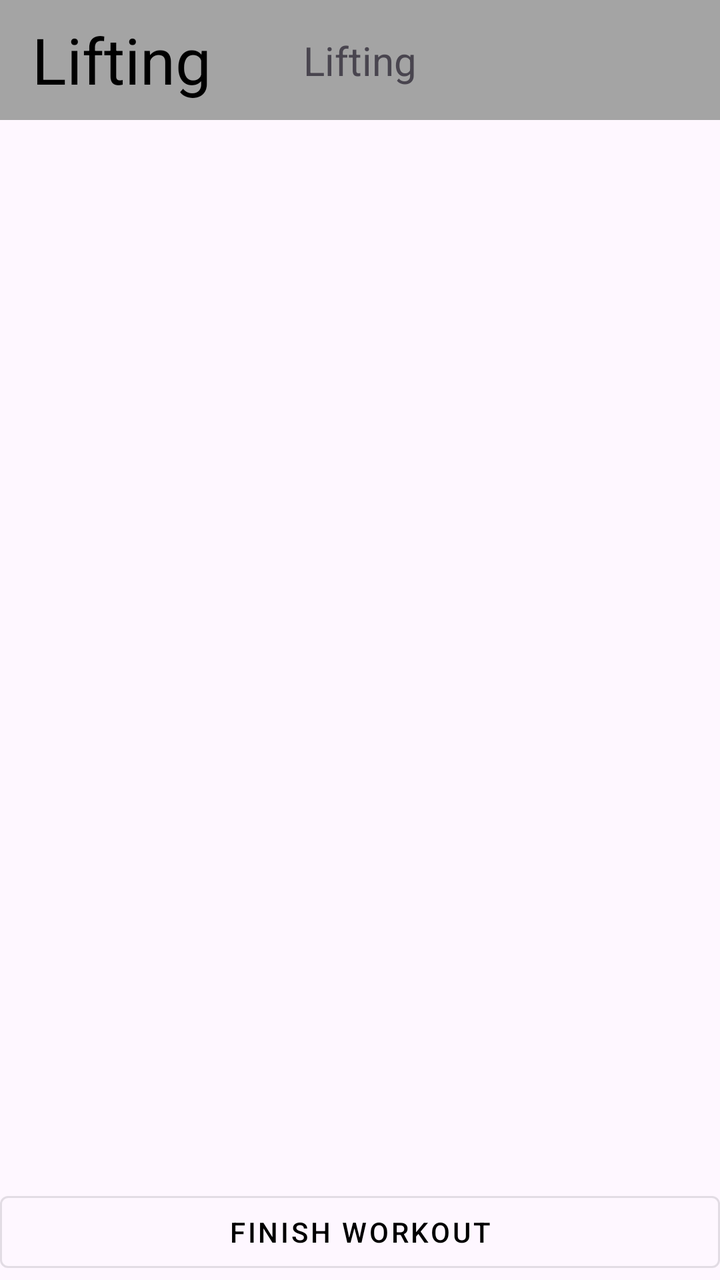
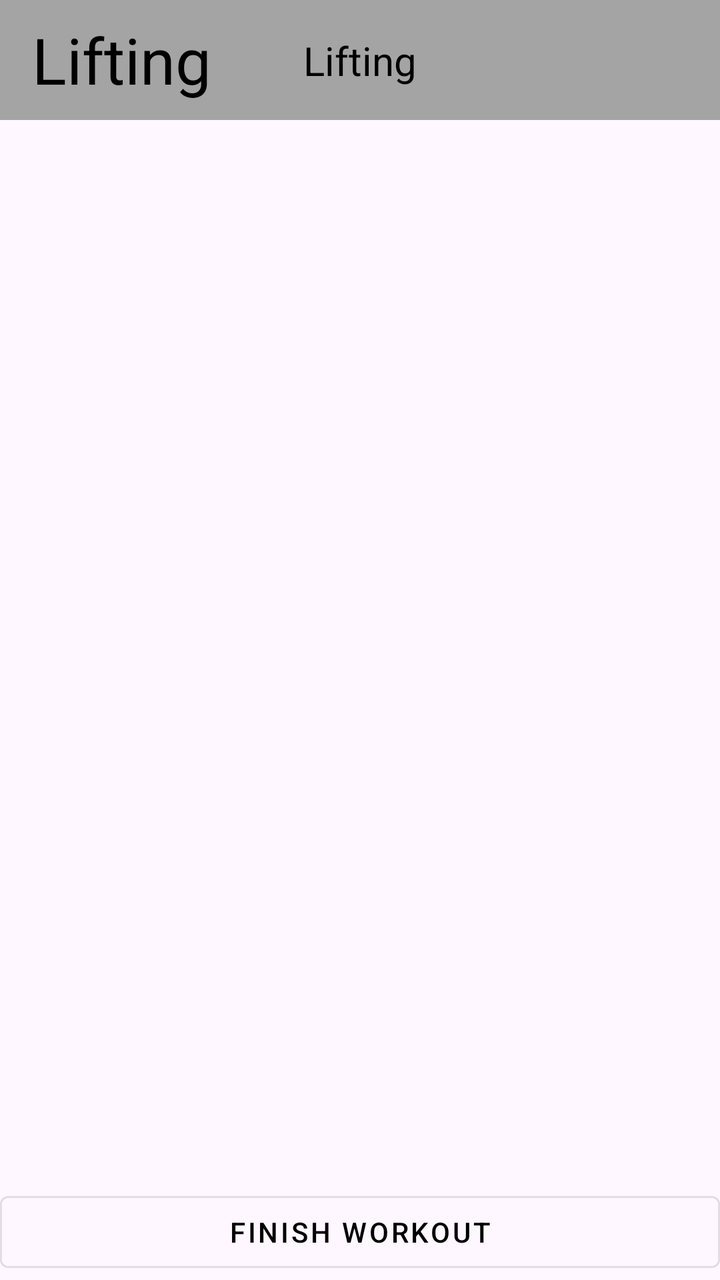

Two renders of the same Android screen: before a commit and after it. Below are the layout's source before the change and the commit's diff.
<!-- AndroidManifest.xml: application theme Theme.GymLoggingApp -->
<!-- res/layout/fragment_lifting.xml -->
<?xml version="1.0" encoding="utf-8"?>
<androidx.constraintlayout.widget.ConstraintLayout xmlns:android="http://schemas.android.com/apk/res/android"
    xmlns:app="http://schemas.android.com/apk/res-auto"
    xmlns:tools="http://schemas.android.com/tools"
    android:layout_width="match_parent"
    android:layout_height="match_parent">


    
    <com.google.android.material.appbar.MaterialToolbar
        android:id="@+id/lifting_toolbar"
        android:layout_width="match_parent"
        android:layout_height="60dp"
        android:background="@color/medGray"
        app:layout_constraintEnd_toEndOf="parent"
        app:layout_constraintStart_toStartOf="parent"
        app:layout_constraintTop_toTopOf="parent"
        app:popupTheme="@style/ThemeOverlay.Material3.Light"
        app:title="Lifting"
        app:titleTextAppearance="@style/TextAppearance.Material3.HeadlineLarge"
        app:titleTextColor="@android:color/black" />

    <TextView
        android:layout_width="wrap_content"
        android:layout_height="wrap_content"
        android:text="Lifting"
        android:textSize="20sp"
        app:layout_constraintBottom_toTopOf="@id/recycler_view_exercises"
        app:layout_constraintEnd_toEndOf="parent"
        app:layout_constraintStart_toStartOf="parent"
        app:layout_constraintTop_toTopOf="parent" />

    


    
    <androidx.recyclerview.widget.RecyclerView
        android:id="@+id/recycler_view_exercises"
        android:layout_width="0dp"
        android:layout_height="0dp"
        app:layout_constraintBottom_toTopOf="@id/button_finish_workout"
        app:layout_constraintEnd_toEndOf="parent"
        app:layout_constraintStart_toStartOf="parent"
        app:layout_constraintTop_toBottomOf="@id/lifting_toolbar"
        tools:listitem="@layout/item_exercise_log_for_lifting_fragment"/>


    <Button
        android:id="@+id/button_finish_workout"
        style="@style/Widget.MaterialComponents.Button.OutlinedButton"
        android:layout_width="0dp"
        android:layout_height="wrap_content"
        android:text="Finish Workout"
        android:textColor="@color/black"
        app:layout_constraintBottom_toBottomOf="parent"
        app:layout_constraintEnd_toEndOf="parent"
        app:layout_constraintStart_toStartOf="parent" />


</androidx.constraintlayout.widget.ConstraintLayout>
<!-- res/layout/item_exercise_log_for_lifting_fragment.xml (included above) -->
<?xml version="1.0" encoding="utf-8"?>
<androidx.constraintlayout.widget.ConstraintLayout xmlns:android="http://schemas.android.com/apk/res/android"
    xmlns:app="http://schemas.android.com/apk/res-auto"
    android:layout_width="match_parent"
    android:layout_height="wrap_content"
    android:background="?attr/selectableItemBackground"
    android:clickable="true"
    android:focusable="true"
    android:padding="16dp">

    
    <TextView
        android:id="@+id/text_view_exercise_name"
        android:layout_width="0dp"
        android:layout_height="wrap_content"
        android:text="Bench Press"
        android:textSize="18sp"
        android:textStyle="bold"
        app:layout_constraintEnd_toEndOf="parent"
        app:layout_constraintStart_toStartOf="parent"
        app:layout_constraintTop_toTopOf="parent" />

    
    <TextView
        android:id="@+id/text_view_exercise_sets"
        android:layout_width="0dp"
        android:layout_height="wrap_content"
        android:layout_marginTop="4dp"
        android:text="135x8, 135x8, 145x6"
        android:textSize="14sp"

        app:layout_constraintEnd_toEndOf="parent"
        app:layout_constraintStart_toStartOf="parent"
        app:layout_constraintTop_toBottomOf="@id/text_view_exercise_name" />



</androidx.constraintlayout.widget.ConstraintLayout>
<!-- resources referenced by this layout -->
<resources>
  <color name="black">#FF000000</color>
  <color name="medGray">#A4A4A4</color>
  <style name="Theme.GymLoggingApp" parent="Base.Theme.GymLoggingApp" />
  <style name="Base.Theme.GymLoggingApp" parent="Theme.Material3.DayNight.NoActionBar">
          
          
      </style>
</resources>

<!-- the commit's change to res/layout/fragment_lifting.xml (unified diff, before → after) -->
@@ -24,6 +24,7 @@
         android:layout_width="wrap_content"
         android:layout_height="wrap_content"
         android:text="Lifting"
+        android:textColor="@color/black"
         android:textSize="20sp"
         app:layout_constraintBottom_toTopOf="@id/recycler_view_exercises"
         app:layout_constraintEnd_toEndOf="parent"
@@ -75,6 +76,7 @@
         android:layout_width="0dp"
         android:layout_height="wrap_content"
         android:text="Bench Press"
+        android:textColor="@color/black"
         android:textSize="18sp"
         android:textStyle="bold"
         app:layout_constraintEnd_toEndOf="parent"
@@ -85,6 +87,7 @@
     <TextView
         android:id="@+id/text_view_exercise_sets"
         android:layout_width="0dp"
+        android:textColor="@color/black"
         android:layout_height="wrap_content"
         android:layout_marginTop="4dp"
         android:text="135x8, 135x8, 145x6"
<!-- resource entries referenced after the edit -->
@@ -5,6 +5,7 @@
   <style name="Theme.GymLoggingApp" parent="Base.Theme.GymLoggingApp" />
   <style name="Base.Theme.GymLoggingApp" parent="Theme.Material3.DayNight.NoActionBar">
           
+          <item name="colorPrimary">@color/black</item>
           
       </style>
 </resources>
